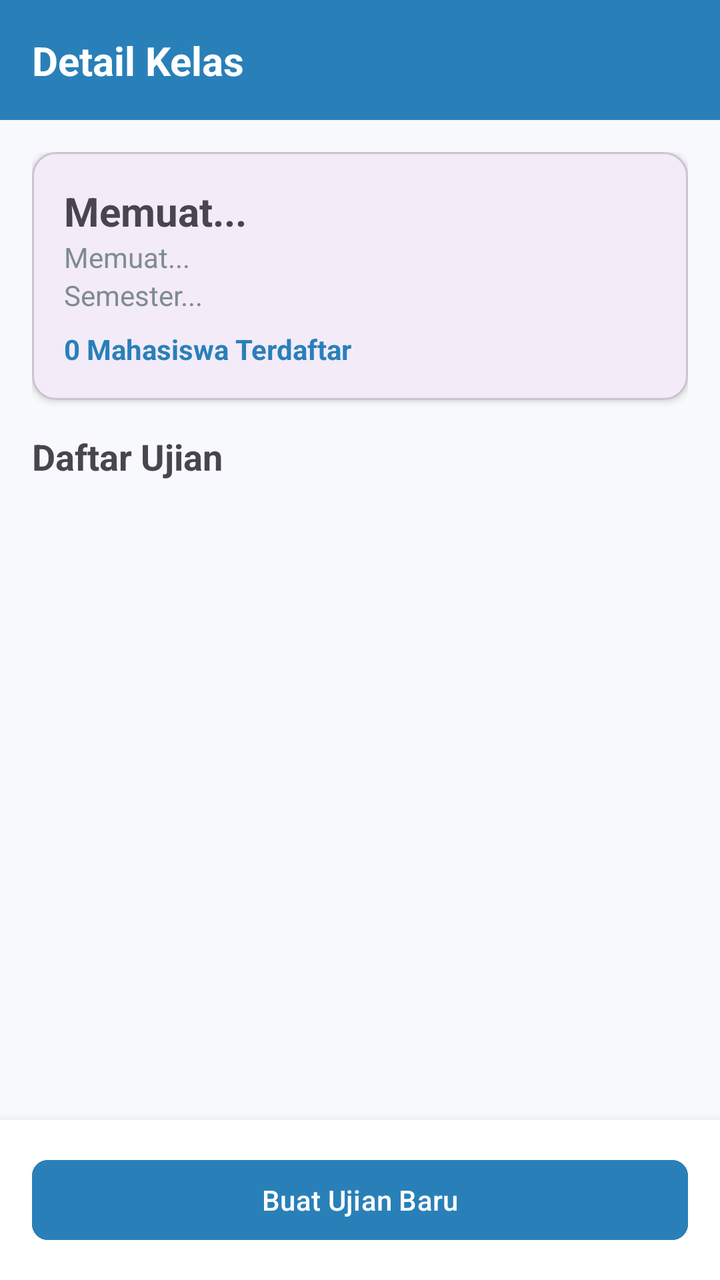
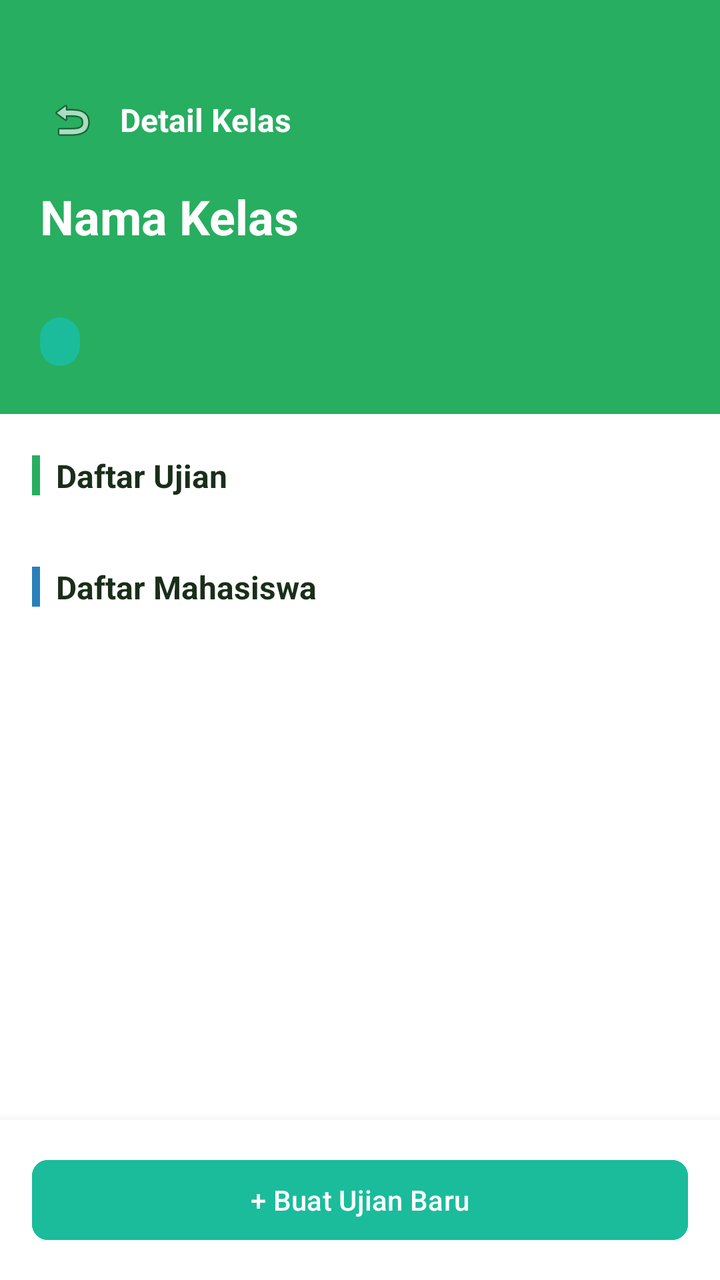

Before-and-after screenshots of an Android layout around one commit, followed by the original layout XML and the change that was made.
<!-- AndroidManifest.xml: application theme Theme.IFUnjaniExam -->
<!-- res/layout/activity_dosen_class_detail.xml -->
<?xml version="1.0" encoding="utf-8"?>
<androidx.constraintlayout.widget.ConstraintLayout xmlns:android="http://schemas.android.com/apk/res/android"
    xmlns:app="http://schemas.android.com/apk/res-auto"
    android:layout_width="match_parent"
    android:layout_height="match_parent"
    android:background="#f8f9fc">

    <androidx.constraintlayout.widget.ConstraintLayout
        android:id="@+id/topBar"
        android:layout_width="match_parent"
        android:layout_height="60dp"
        android:background="#2980b9"
        app:layout_constraintTop_toTopOf="parent">

        <TextView
            android:id="@+id/tvHeaderTitle"
            android:layout_width="wrap_content"
            android:layout_height="wrap_content"
            android:layout_marginStart="16dp"
            android:text="Detail Kelas"
            android:textColor="@android:color/white"
            android:textSize="20sp"
            android:textStyle="bold"
            app:layout_constraintBottom_toBottomOf="parent"
            app:layout_constraintStart_toStartOf="parent"
            app:layout_constraintTop_toTopOf="parent" />
    </androidx.constraintlayout.widget.ConstraintLayout>

    <ScrollView
        android:layout_width="match_parent"
        android:layout_height="0dp"
        app:layout_constraintTop_toBottomOf="@id/topBar"
        app:layout_constraintBottom_toTopOf="@id/bottomBar">

        <LinearLayout
            android:layout_width="match_parent"
            android:layout_height="wrap_content"
            android:orientation="vertical"
            android:padding="16dp">

            <com.google.android.material.card.MaterialCardView
                android:layout_width="match_parent"
                android:layout_height="wrap_content"
                android:layout_marginBottom="16dp"
                app:cardCornerRadius="12dp"
                app:cardElevation="2dp">

                <LinearLayout
                    android:layout_width="match_parent"
                    android:layout_height="wrap_content"
                    android:orientation="vertical"
                    android:padding="16dp">
                    
                    <TextView android:id="@+id/tvClassName" android:layout_width="wrap_content" android:layout_height="wrap_content" android:text="Memuat..." android:textSize="20sp" android:textStyle="bold" />
                    <TextView android:id="@+id/tvCourseName" android:layout_width="wrap_content" android:layout_height="wrap_content" android:text="Memuat..." android:textColor="#7f8c8d" />
                    <TextView android:id="@+id/tvSemester" android:layout_width="wrap_content" android:layout_height="wrap_content" android:text="Semester..." android:textColor="#7f8c8d" />
                    <TextView android:id="@+id/tvStudentCount" android:layout_width="wrap_content" android:layout_height="wrap_content" android:text="0 Mahasiswa Terdaftar" android:textColor="#2980b9" android:layout_marginTop="8dp" android:textStyle="bold" />
                </LinearLayout>
            </com.google.android.material.card.MaterialCardView>

            <TextView
                android:layout_width="wrap_content"
                android:layout_height="wrap_content"
                android:text="Daftar Ujian"
                android:textSize="18sp"
                android:textStyle="bold"
                android:layout_marginBottom="8dp"/>

            <androidx.recyclerview.widget.RecyclerView
                android:id="@+id/rvExams"
                android:layout_width="match_parent"
                android:layout_height="wrap_content"
                android:nestedScrollingEnabled="false" />
                
            <TextView
                android:id="@+id/tvEmptyExams"
                android:layout_width="match_parent"
                android:layout_height="wrap_content"
                android:text="Belum ada ujian di kelas ini"
                android:textColor="#7f8c8d"
                android:gravity="center"
                android:padding="16dp"
                android:visibility="gone" />
        </LinearLayout>
    </ScrollView>

    <LinearLayout
        android:id="@+id/bottomBar"
        android:layout_width="match_parent"
        android:layout_height="wrap_content"
        android:background="@android:color/white"
        android:elevation="8dp"
        android:padding="16dp"
        app:layout_constraintBottom_toBottomOf="parent">

        <com.google.android.material.button.MaterialButton
            android:id="@+id/btnCreateExam"
            android:layout_width="match_parent"
            android:layout_height="wrap_content"
            android:text="Buat Ujian Baru"
            android:backgroundTint="#2980b9"
            app:cornerRadius="8dp" />
    </LinearLayout>

    <ProgressBar
        android:id="@+id/progressBar"
        android:layout_width="wrap_content"
        android:layout_height="wrap_content"
        android:visibility="gone"
        app:layout_constraintTop_toTopOf="parent"
        app:layout_constraintBottom_toBottomOf="parent"
        app:layout_constraintStart_toStartOf="parent"
        app:layout_constraintEnd_toEndOf="parent" />

</androidx.constraintlayout.widget.ConstraintLayout>
<!-- resources referenced by this layout -->
<resources>
  <style name="Theme.IFUnjaniExam" parent="Base.Theme.IFUnjaniExam" />
  <style name="Base.Theme.IFUnjaniExam" parent="Theme.Material3.DayNight.NoActionBar">
          
          
      </style>
</resources>

<!-- the commit's change to res/layout/activity_dosen_class_detail.xml (unified diff, before → after) -->
@@ -1,115 +1,226 @@
 <?xml version="1.0" encoding="utf-8"?>
-<androidx.constraintlayout.widget.ConstraintLayout xmlns:android="http://schemas.android.com/apk/res/android"
+<androidx.coordinatorlayout.widget.CoordinatorLayout xmlns:android="http://schemas.android.com/apk/res/android"
     xmlns:app="http://schemas.android.com/apk/res-auto"
     android:layout_width="match_parent"
     android:layout_height="match_parent"
-    android:background="#f8f9fc">
-
-    <androidx.constraintlayout.widget.ConstraintLayout
-        android:id="@+id/topBar"
+    android:background="#ffffff">
+
+    <androidx.core.widget.NestedScrollView
+        android:id="@+id/scrollContent"
         android:layout_width="match_parent"
-        android:layout_height="60dp"
-        android:background="#2980b9"
-        app:layout_constraintTop_toTopOf="parent">
-
-        <TextView
-            android:id="@+id/tvHeaderTitle"
-            android:layout_width="wrap_content"
-            android:layout_height="wrap_content"
-            android:layout_marginStart="16dp"
-            android:text="Detail Kelas"
-            android:textColor="@android:color/white"
-            android:textSize="20sp"
-            android:textStyle="bold"
-            app:layout_constraintBottom_toBottomOf="parent"
-            app:layout_constraintStart_toStartOf="parent"
-            app:layout_constraintTop_toTopOf="parent" />
-    </androidx.constraintlayout.widget.ConstraintLayout>
-
-    <ScrollView
-        android:layout_width="match_parent"
-        android:layout_height="0dp"
-        app:layout_constraintTop_toBottomOf="@id/topBar"
-        app:layout_constraintBottom_toTopOf="@id/bottomBar">
+        android:layout_height="match_parent"
+        android:layout_marginBottom="80dp">
 
         <LinearLayout
             android:layout_width="match_parent"
             android:layout_height="wrap_content"
-            android:orientation="vertical"
-            android:padding="16dp">
-
-            <com.google.android.material.card.MaterialCardView
+            android:orientation="vertical">
+
+            
+            <LinearLayout
                 android:layout_width="match_parent"
                 android:layout_height="wrap_content"
-                android:layout_marginBottom="16dp"
-                app:cardCornerRadius="12dp"
-                app:cardElevation="2dp">
-
-                <LinearLayout
-                    android:layout_width="match_parent"
-                    android:layout_height="wrap_content"
-                    android:orientation="vertical"
-                    android:padding="16dp">
+                android:background="#27ae60"
+                android:orientation="vertical"
+                android:paddingStart="20dp"
+                android:paddingEnd="20dp"
+                android:paddingTop="44dp"
+                android:paddingBottom="24dp">
+
+                
+                <LinearLayout
+                    android:layout_width="match_parent"
+                    android:layout_height="wrap_content"
+                    android:gravity="center_vertical"
+                    android:orientation="horizontal">
+
+                    <ImageView
+                        android:id="@+id/btnBack"
+                        android:layout_width="32dp"
+                        android:layout_height="32dp"
+                        android:src="@android:drawable/ic_menu_revert"
+                        android:contentDescription="Kembali"
+                        android:padding="4dp"
+                        android:clickable="true"
+                        android:focusable="true" />
+
+                    <TextView
+                        android:layout_width="wrap_content"
+                        android:layout_height="wrap_content"
+                        android:layout_marginStart="8dp"
+                        android:text="Detail Kelas"
+                        android:textColor="#ffffff"
+                        android:textSize="16sp"
+                        android:textStyle="bold" />
+                </LinearLayout>
+
+                
+                <TextView
+                    android:id="@+id/tvClassName"
+                    android:layout_width="wrap_content"
+                    android:layout_height="wrap_content"
+                    android:layout_marginTop="16dp"
+                    android:text="Nama Kelas"
+                    android:textColor="#ffffff"
+                    android:textSize="24sp"
+                    android:textStyle="bold" />
+
+                <TextView
+                    android:id="@+id/tvCourseName"
+                    android:layout_width="wrap_content"
+                    android:layout_height="wrap_content"
+                    android:layout_marginTop="4dp"
+                    android:textColor="#c8f5dc"
+                    android:textSize="15sp" />
+
+                <LinearLayout
+                    android:layout_width="match_parent"
+                    android:layout_height="wrap_content"
+                    android:orientation="horizontal"
+                    android:layout_marginTop="10dp">
+
                     
-                    <TextView android:id="@+id/tvClassName" android:layout_width="wrap_content" android:layout_height="wrap_content" android:text="Memuat..." android:textSize="20sp" android:textStyle="bold" />
-                    <TextView android:id="@+id/tvCourseName" android:layout_width="wrap_content" android:layout_height="wrap_content" android:text="Memuat..." android:textColor="#7f8c8d" />
-                    <TextView android:id="@+id/tvSemester" android:layout_width="wrap_content" android:layout_height="wrap_content" android:text="Semester..." android:textColor="#7f8c8d" />
-                    <TextView android:id="@+id/tvStudentCount" android:layout_width="wrap_content" android:layout_height="wrap_content" android:text="0 Mahasiswa Terdaftar" android:textColor="#2980b9" android:layout_marginTop="8dp" android:textStyle="bold" />
-                </LinearLayout>
-            </com.google.android.material.card.MaterialCardView>
-
-            <TextView
-                android:layout_width="wrap_content"
-                android:layout_height="wrap_content"
-                android:text="Daftar Ujian"
-                android:textSize="18sp"
-                android:textStyle="bold"
-                android:layout_marginBottom="8dp"/>
-
-            <androidx.recyclerview.widget.RecyclerView
-                android:id="@+id/rvExams"
+                    <TextView
+                        android:id="@+id/tvStudentCount"
+                        android:layout_width="wrap_content"
+                        android:layout_height="wrap_content"
+                        android:background="@drawable/badge_teal"
+                        android:paddingHorizontal="10dp"
+                        android:paddingVertical="4dp"
+                        android:textColor="#ffffff"
+                        android:textSize="12sp"
+                        android:layout_marginEnd="8dp" />
+
+                    
+                    <TextView
+                        android:id="@+id/tvSemester"
+                        android:layout_width="wrap_content"
+                        android:layout_height="wrap_content"
+                        android:background="@drawable/badge_green"
+                        android:paddingHorizontal="10dp"
+                        android:paddingVertical="4dp"
+                        android:textColor="#ffffff"
+                        android:textSize="12sp" />
+                </LinearLayout>
+            </LinearLayout>
+
+            
+            <LinearLayout
                 android:layout_width="match_parent"
                 android:layout_height="wrap_content"
-                android:nestedScrollingEnabled="false" />
+                android:orientation="vertical"
+                android:paddingHorizontal="16dp"
+                android:paddingTop="20dp"
+                android:paddingBottom="32dp">
+
+                <LinearLayout
+                    android:layout_width="match_parent"
+                    android:layout_height="wrap_content"
+                    android:gravity="center_vertical"
+                    android:orientation="horizontal"
+                    android:layout_marginBottom="10dp">
+
+                    <View
+                        android:layout_width="4dp"
+                        android:layout_height="20dp"
+                        android:background="#27ae60"
+                        android:layout_marginEnd="8dp" />
+
+                    <TextView
+                        android:layout_width="wrap_content"
+                        android:layout_height="wrap_content"
+                        android:text="Daftar Ujian"
+                        android:textColor="#1a2e1a"
+                        android:textSize="16sp"
+                        android:textStyle="bold" />
+                </LinearLayout>
+
+                <androidx.recyclerview.widget.RecyclerView
+                    android:id="@+id/rvExams"
+                    android:layout_width="match_parent"
+                    android:layout_height="wrap_content"
+                    android:nestedScrollingEnabled="false" />
+
+                <TextView
+                    android:id="@+id/tvEmptyExams"
+                    android:layout_width="match_parent"
+                    android:layout_height="wrap_content"
+                    android:gravity="center"
+                    android:paddingVertical="12dp"
+                    android:text="Belum ada ujian di kelas ini"
+                    android:textColor="#718096"
+                    android:textSize="14sp"
+                    android:visibility="gone" />
+
                 
-            <TextView
-                android:id="@+id/tvEmptyExams"
-                android:layout_width="match_parent"
-                android:layout_height="wrap_content"
-                android:text="Belum ada ujian di kelas ini"
-                android:textColor="#7f8c8d"
-                android:gravity="center"
-                android:padding="16dp"
-                android:visibility="gone" />
+                <LinearLayout
+                    android:layout_width="match_parent"
+                    android:layout_height="wrap_content"
+                    android:gravity="center_vertical"
+                    android:orientation="horizontal"
+                    android:layout_marginTop="24dp"
+                    android:layout_marginBottom="10dp">
+
+                    <View
+                        android:layout_width="4dp"
+                        android:layout_height="20dp"
+                        android:background="#2980b9"
+                        android:layout_marginEnd="8dp" />
+
+                    <TextView
+                        android:layout_width="wrap_content"
+                        android:layout_height="wrap_content"
+                        android:text="Daftar Mahasiswa"
+                        android:textColor="#1a2e1a"
+                        android:textSize="16sp"
+                        android:textStyle="bold" />
+                </LinearLayout>
+
+                <androidx.recyclerview.widget.RecyclerView
+                    android:id="@+id/rvStudents"
+                    android:layout_width="match_parent"
+                    android:layout_height="wrap_content"
+                    android:nestedScrollingEnabled="false" />
+
+                <TextView
+                    android:id="@+id/tvEmptyStudents"
+                    android:layout_width="match_parent"
+                    android:layout_height="wrap_content"
+                    android:gravity="center"
+                    android:paddingVertical="12dp"
+                    android:text="Belum ada mahasiswa di kelas ini"
+                    android:textColor="#718096"
+                    android:textSize="14sp"
+                    android:visibility="gone" />
+
+            </LinearLayout>
         </LinearLayout>
-    </ScrollView>
+    </androidx.core.widget.NestedScrollView>
 
     <LinearLayout
         android:id="@+id/bottomBar"
         android:layout_width="match_parent"
         android:layout_height="wrap_content"
+        android:layout_gravity="bottom"
         android:background="@android:color/white"
         android:elevation="8dp"
-        android:padding="16dp"
-        app:layout_constraintBottom_toBottomOf="parent">
+        android:padding="16dp">
 
         <com.google.android.material.button.MaterialButton
             android:id="@+id/btnCreateExam"
             android:layout_width="match_parent"
             android:layout_height="wrap_content"
-            android:text="Buat Ujian Baru"
-            android:backgroundTint="#2980b9"
+            android:text="+ Buat Ujian Baru"
+            android:backgroundTint="#1abc9c"
             app:cornerRadius="8dp" />
     </LinearLayout>
 
+    
     <ProgressBar
         android:id="@+id/progressBar"
         android:layout_width="wrap_content"
         android:layout_height="wrap_content"
-        android:visibility="gone"
-        app:layout_constraintTop_toTopOf="parent"
-        app:layout_constraintBottom_toBottomOf="parent"
-        app:layout_constraintStart_toStartOf="parent"
-        app:layout_constraintEnd_toEndOf="parent" />
-
-</androidx.constraintlayout.widget.ConstraintLayout>
+        android:layout_gravity="center"
+        android:visibility="gone" />
+
+</androidx.coordinatorlayout.widget.CoordinatorLayout>
<!-- resource entries referenced after the edit -->
@@ -1,5 +1,19 @@
 <!-- resources referenced by this layout -->
 <resources>
+  <!-- drawable badge_green (drawable) -->
+  <?xml version="1.0" encoding="utf-8"?>
+  <shape xmlns:android="http://schemas.android.com/apk/res/android"
+      android:shape="rectangle">
+      <solid android:color="#27ae60" />
+      <corners android:radius="20dp" />
+  </shape>
+  <!-- drawable badge_teal (drawable) -->
+  <?xml version="1.0" encoding="utf-8"?>
+  <shape xmlns:android="http://schemas.android.com/apk/res/android"
+      android:shape="rectangle">
+      <solid android:color="#1abc9c" />
+      <corners android:radius="20dp" />
+  </shape>
   <style name="Theme.IFUnjaniExam" parent="Base.Theme.IFUnjaniExam" />
   <style name="Base.Theme.IFUnjaniExam" parent="Theme.Material3.DayNight.NoActionBar">
           
